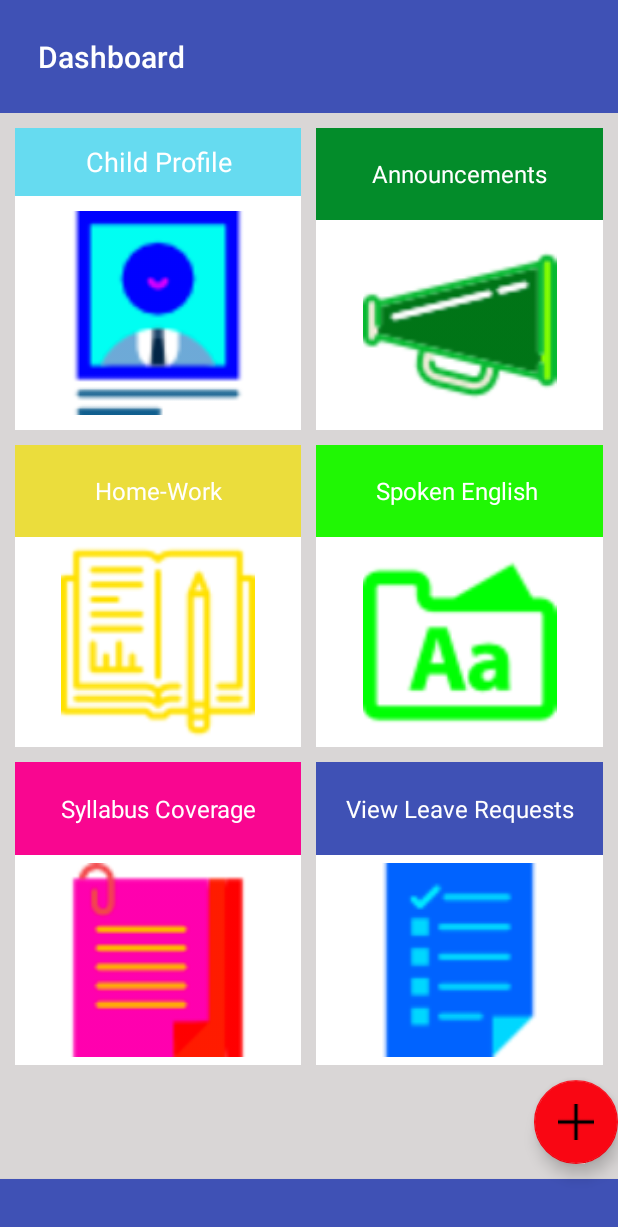
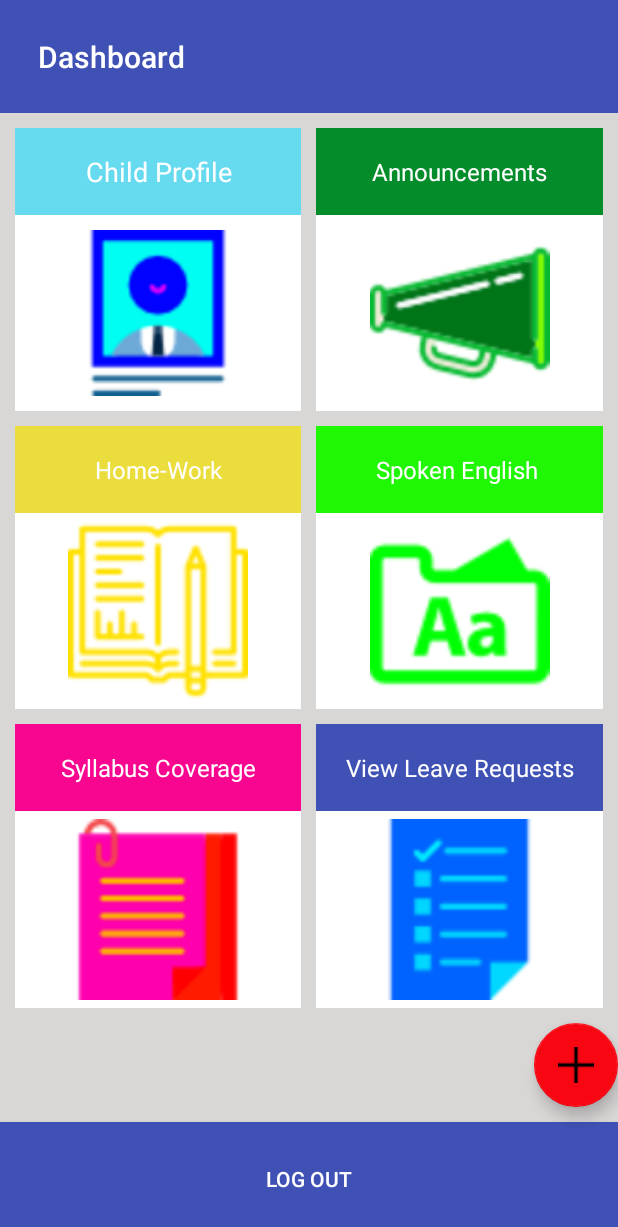
Before and after one commit to Atharva18/ImpetusKidsApp, an Android app: the admindashboard screen opened directly, with no data from a screen before it, on a phone screen of 412 x 824 dp. Shown: the top 1227 px of the screen. Run offline under Robolectric (Android 15) with nearby library versions, the phone set to English and light mode, and no system bars; our stand-ins replace Firebase (no records; nobody signed in at launch, a user with empty details on screens opened directly).

Commit message:
admin dashboard gui weight fix done.

```diff
--- a/app/src/main/res/layout/activity_admindashboard.xml
+++ b/app/src/main/res/layout/activity_admindashboard.xml
@@ -8,7 +8,7 @@
     android:background="@color/Grey"
     android:orientation="vertical"
 
-    android:weightSum="3"
+    android:weightSum="100"
     app:layout_behavior="@string/appbar_scrolling_view_behavior"
     tools:context="com.example.parij.myschoolcomm.admindashboard">
 
@@ -16,7 +16,7 @@
         android:id="@+id/toolbar"
         android:layout_width="match_parent"
         android:layout_height="0dp"
-        android:layout_weight="0.3"
+        android:layout_weight="10"
         android:background="?attr/colorPrimary"
         android:fitsSystemWindows="true"
         android:minHeight="?attr/actionBarSize"
@@ -28,7 +28,7 @@
         android:layout_height="0dp"
         android:layout_marginBottom="10dp"
         android:layout_marginTop="10dp"
-        android:layout_weight="0.8"
+        android:layout_weight="25"
         android:orientation="horizontal"
         android:weightSum="2">
 
@@ -44,7 +44,8 @@
             <TextView
                 android:id="@+id/textchild"
                 android:layout_width="match_parent"
-                android:layout_height="45dp"
+                android:layout_height="0dp"
+                android:layout_weight="1.2"
                 android:background="@color/light_blue"
                 android:gravity="center_vertical"
                 android:text="Child Profile"
@@ -55,7 +56,8 @@
             <ImageButton
                 android:id="@+id/childprofile"
                 android:layout_width="match_parent"
-                android:layout_height="match_parent"
+                android:layout_height="0dp"
+                android:layout_weight="2.7"
                 android:background="@null"
                 android:padding="10dp"
                 android:scaleType="fitCenter"
@@ -100,7 +102,7 @@
     <LinearLayout
         android:layout_width="match_parent"
         android:layout_height="0dp"
-        android:layout_weight="0.8"
+        android:layout_weight="25"
         android:orientation="horizontal"
         android:weightSum="2">
 
@@ -180,7 +182,7 @@
         android:layout_height="0dp"
         android:layout_marginBottom="10dp"
         android:layout_marginTop="10dp"
-        android:layout_weight="0.8"
+        android:layout_weight="25"
         android:orientation="horizontal"
         android:weightSum="2">
 
@@ -260,7 +262,7 @@
         android:layout_width="wrap_content"
         android:layout_height="18dp"
         android:layout_gravity="right"
-        android:layout_weight="3"
+        android:layout_weight="10"
         android:clickable="true"
         app:srcCompat="@drawable/add" />
 
@@ -269,7 +271,7 @@
         android:layout_width="match_parent"
         android:layout_height="0dp"
         android:layout_marginTop="10dp"
-        android:layout_weight="1"
+        android:layout_weight="10"
         android:background="@color/colorPrimary"
         android:text="LOG OUT"
         android:textColor="@color/White" />
```
